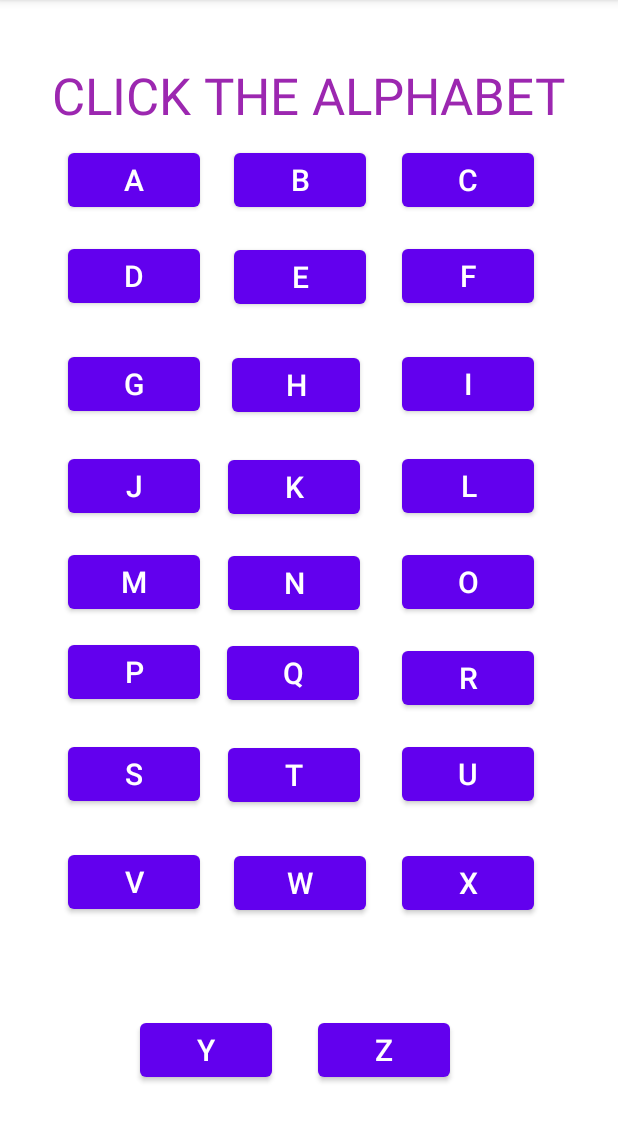
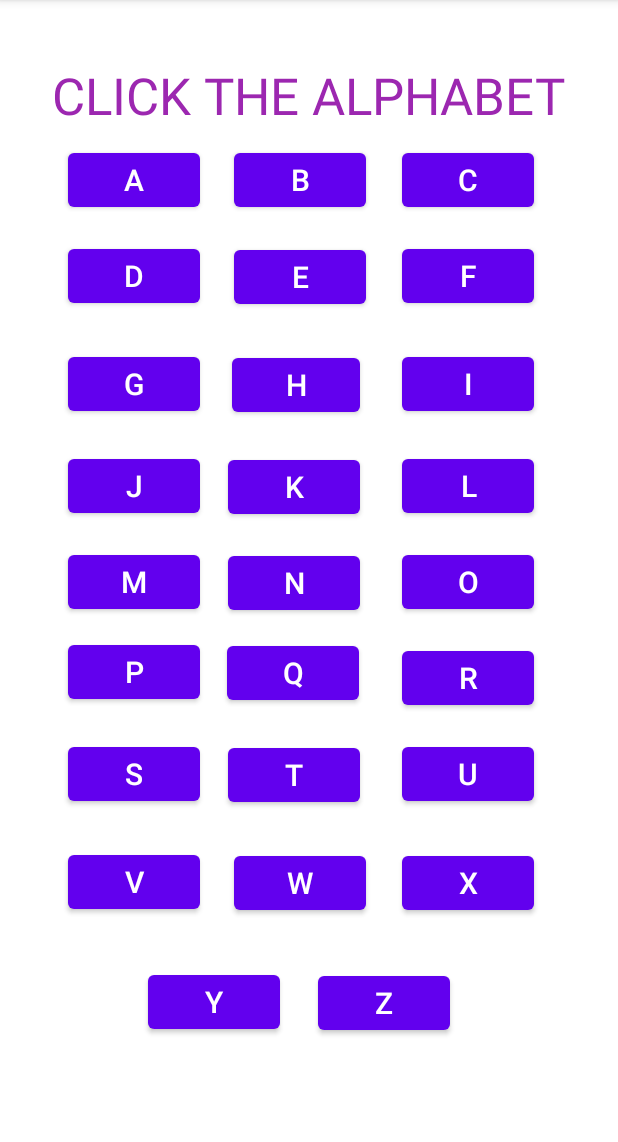
Before and after one commit to UsamaJaved35/EASY-LEARNINGABC, an Android app: the LearninPage1 screen opened directly, with no data from a screen before it, on a phone screen of 412 x 824 dp, the part 84-1226 px from its top. Run offline under Robolectric (Android 15) with nearby library versions, the light colour scheme and no system bars.

Commit message:
some changes in layout pages

```diff
--- a/app/src/main/java/com/example/easylearingabc/ExamPage.java
+++ b/app/src/main/java/com/example/easylearingabc/ExamPage.java
@@ -53,7 +53,6 @@ public class ExamPage extends AppCompatActivity implements View.OnClickListener
                    // imageView.setImageResource(R.drawable.c1);
                     drawImageSetBtns(btnTxt1);
                     counter++;
-                    //  textView.setText("CORRECT ANSWER!!!!");
                 }
                 break;
             case  R.id.button3:
@@ -64,7 +63,6 @@ public class ExamPage extends AppCompatActivity implements View.OnClickListener
                 {
                     drawImageSetBtns(btnTxt2);
                     counter++;
-                    //  textView.setText("CORRECT ANSWER!!!!");
                 }
                 break;
             case R.id.button4:
@@ -75,7 +73,6 @@ public class ExamPage extends AppCompatActivity implements View.OnClickListener
                 {
                     drawImageSetBtns(btnTxt3);
                     counter++;
-                    //  textView.setText("CORRECT ANSWER!!!!");
                 }
                 break;
         }
--- a/app/src/main/res/layout/activity_learnin_page1.xml
+++ b/app/src/main/res/layout/activity_learnin_page1.xml
@@ -297,8 +297,9 @@
         android:textSize="20sp"
         app:layout_constraintBottom_toBottomOf="parent"
         app:layout_constraintEnd_toStartOf="@+id/Z"
-        app:layout_constraintHorizontal_bias="0.0"
-        app:layout_constraintStart_toStartOf="@+id/V" />
+        app:layout_constraintHorizontal_bias="0.166"
+        app:layout_constraintStart_toStartOf="@+id/V"
+        app:layout_constraintTop_toBottomOf="@+id/V" />
 
     <Button
         android:id="@+id/Z"
@@ -309,6 +310,7 @@
         android:text="Z"
         android:textSize="20sp"
         app:layout_constraintBottom_toBottomOf="parent"
-        app:layout_constraintEnd_toEndOf="@+id/X" />
+        app:layout_constraintEnd_toEndOf="@+id/X"
+        app:layout_constraintTop_toBottomOf="@+id/X" />
 
 </androidx.constraintlayout.widget.ConstraintLayout>
```
